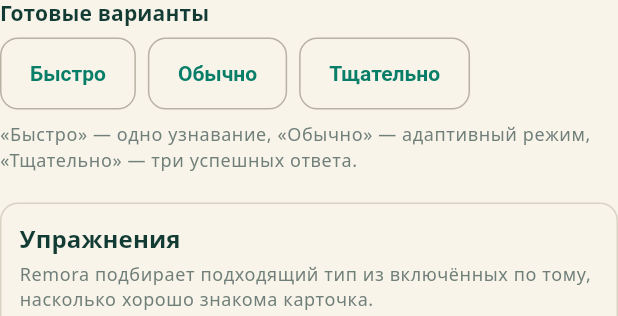
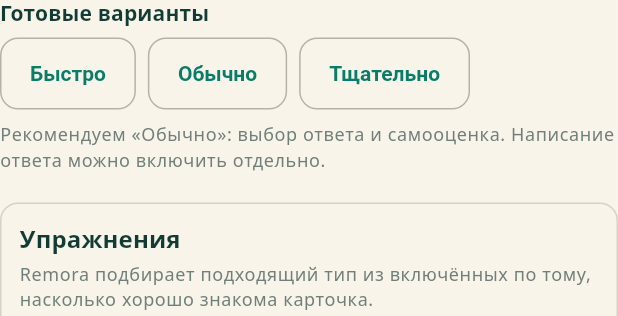
Before and after one commit to Zhmurikon/remora-mobile, a Flutter app: the LearnSettingsControls widget shown alone on an empty page, opened directly with empty values, on a phone screen of 412 x 824 dp. Shown: the top 316 px of the screen. Run offline on Flutter 3.47's test engine with Material 3 defaults, Android fonts, the phone set to English and light mode, and no system bars; our stand-ins replace built_collection, built_value, cached_network_image, connectivity_plus, dio, drift and 7 more; missing offline and left inert: flutter_math_fork, markdown, one_of, one_of_serializer; accounts and stored records are empty; generated files the repository leaves out were written again; project files that could hold a hidden picture were left out.

Commit message:
Сделал письмо добровольным в обучении

```diff
--- a/lib/data/repositories/outbox_service.dart
+++ b/lib/data/repositories/outbox_service.dart
@@ -163,14 +163,14 @@ class OutboxService {
   }
 
   List<String> _decodeQuestionTypes(String? raw) {
-    if (raw == null) return const ['choice', 'typing', 'recall'];
+    if (raw == null) return const ['choice', 'recall'];
     try {
       final decoded = jsonDecode(raw);
       return decoded is List
           ? decoded.map((e) => e.toString()).toList()
           : const [];
     } catch (_) {
-      return const ['choice', 'typing', 'recall'];
+      return const ['choice', 'recall'];
     }
   }
 
--- a/lib/data/repositories/study_repository.dart
+++ b/lib/data/repositories/study_repository.dart
@@ -352,7 +352,7 @@ class StudyRepository {
             (j['learn_question_types'] as List?)
                 ?.map((e) => e.toString())
                 .toList() ??
-            const ['choice', 'typing', 'recall'],
+            const ['choice', 'recall'],
         learnSuccessesRequired: j['learn_successes_required'] as int? ?? 1,
         learnSessionSize: j['learn_session_size'] as int? ?? 10,
         learnTypingCheck: j['learn_typing_check'] as String? ?? 'automatic',
@@ -533,7 +533,7 @@ class _StudySettings {
 
   const _StudySettings.defaults()
     : answerStrictness = 'moderate',
-      learnQuestionTypes = const ['choice', 'typing', 'recall'],
+      learnQuestionTypes = const ['choice', 'recall'],
       learnSuccessesRequired = 1,
       learnSessionSize = 10,
       learnTypingCheck = 'automatic',
--- a/lib/features/study/learn_settings_controls.dart
+++ b/lib/features/study/learn_settings_controls.dart
@@ -40,7 +40,7 @@ class LearnPreferences {
 }
 
 const defaultLearnPreferences = LearnPreferences(
-  questionTypes: ['choice', 'typing', 'recall'],
+  questionTypes: ['choice', 'recall'],
   successesRequired: 1,
   sessionSize: 10,
   typingCheck: 'automatic',
@@ -68,7 +68,7 @@ const _presets = [
   _Preset(
     'Тщательно',
     LearnPreferences(
-      questionTypes: ['choice', 'typing', 'recall'],
+      questionTypes: ['choice', 'recall'],
       successesRequired: 3,
       sessionSize: 10,
       typingCheck: 'automatic',
@@ -129,8 +129,8 @@ class LearnSettingsControls extends StatelessWidget {
         ),
         const SizedBox(height: 8),
         Text(
-          '«Быстро» — одно узнавание, «Обычно» — адаптивный режим, '
-          '«Тщательно» — три успешных ответа.',
+          'Рекомендуем «Обычно»: выбор ответа и самооценка. '
+          'Написание ответа можно включить отдельно.',
           style: theme.textTheme.bodySmall?.copyWith(color: subtle),
         ),
         const SizedBox(height: 20),
--- a/lib/features/study/study_provider.dart
+++ b/lib/features/study/study_provider.dart
@@ -33,7 +33,7 @@ class StudySessionState {
     this.langTerm = 'ru',
     this.langDefinition = 'ru',
     this.answerStrictness = 'moderate',
-    this.learnQuestionTypes = const ['choice', 'typing', 'recall'],
+    this.learnQuestionTypes = const ['choice', 'recall'],
     this.learnSuccessesRequired = 1,
     this.learnTypingCheck = 'automatic',
     this.learnMatchPercent = 90,
--- a/lib/features/study/test_setup_screen.dart
+++ b/lib/features/study/test_setup_screen.dart
@@ -181,7 +181,8 @@ class QuizSetupView extends StatelessWidget {
                       const SizedBox(height: RemoraSpacing.xl),
                       _ConfigSection(
                         title: 'Форматы вопросов',
-                        description: 'Можно включить несколько форматов.',
+                        description:
+                            'Рекомендуем выбор ответа и «Верно / неверно». Ввод ответа можно включить отдельно.',
                         child: Wrap(
                           spacing: RemoraSpacing.xs,
                           runSpacing: RemoraSpacing.xs,
```
Also changed, not shown: lib/data/api_client.dart (+4 -4 lines), lib/data/db/app_database.dart (+18 -1 lines), 1 other file.
